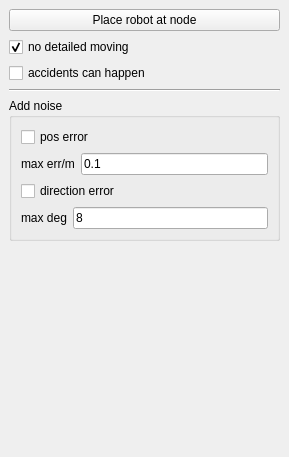
Qt form include/tmapping/UI/dockSimulation.ui (StumboEugen/TMapping) before a commit.
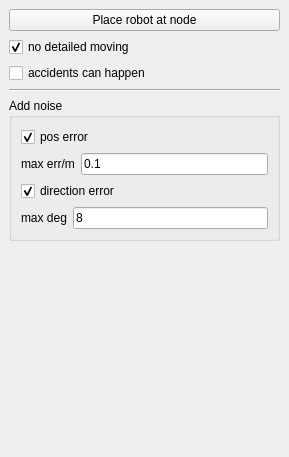
The same form after that commit.

The edit to the form file:
```diff
--- a/include/tmapping/UI/dockSimulation.ui
+++ b/include/tmapping/UI/dockSimulation.ui
@@ -72,6 +72,9 @@
          <property name="text">
           <string>pos error</string>
          </property>
+         <property name="checked">
+          <bool>true</bool>
+         </property>
         </widget>
        </item>
        <item>
@@ -97,6 +100,9 @@
          <property name="text">
           <string>direction error</string>
          </property>
+         <property name="checked">
+          <bool>true</bool>
+         </property>
         </widget>
        </item>
        <item>
```
